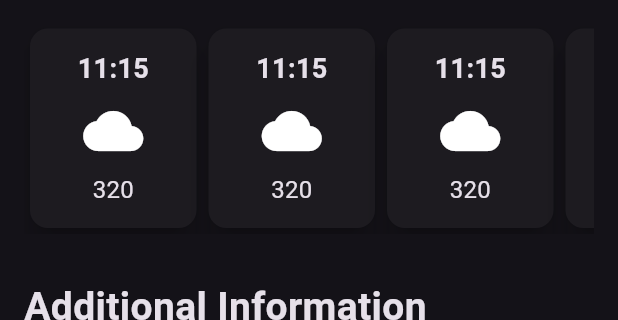
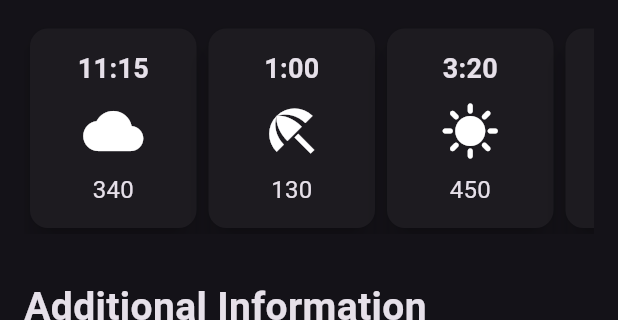
Before and after one commit to SajenTuladhar/Weather_app_flutter, a Flutter app: the screen it shows after launch, on a phone screen of 412 x 824 dp, the part 531-851 px from its top. Run offline on Flutter 3.47's test engine with Material 3 defaults, Android fonts, the phone set to English and light mode, and no system bars; statements that could not run were skipped.

Commit message:
clean code with constructor

```diff
--- a/lib/card.dart
+++ b/lib/card.dart
@@ -2,22 +2,30 @@ import 'package:flutter/material.dart';
 
 //weather forecast card widget
 class HourlyForecast extends StatelessWidget {
-  const HourlyForecast({super.key});
+  final String time;
+  final IconData icon ;
+  final String temperature ;
+  const HourlyForecast({
+    super.key,
+    required this.time,
+    required this.icon,
+    required this.temperature,
+  });
 
   @override
   Widget build(BuildContext context) {
-    return const SizedBox(width: 119,
+    return  SizedBox(width: 119,
                 child: Card(
                   elevation: 8,
                   child: Padding(
-                    padding: EdgeInsets.all(14.0),
+                    padding: const EdgeInsets.all(14.0),
                     child: Column(
                       children: [
-                        Text('11:15',style: TextStyle(fontSize: 18, fontWeight: FontWeight.bold)),
-                        SizedBox(height: 8,),
-                        Icon(Icons.cloud,size: 40,),
-                        SizedBox(height: 8,),
-                        Text('320',style: TextStyle(fontSize: 16,),),
+                        Text( time ,style: const TextStyle(fontSize: 18, fontWeight: FontWeight.bold)),
+                       const  SizedBox(height: 8,),
+                        Icon(icon,size: 40,),
+                        const SizedBox(height: 8,),
+                        Text(temperature,style: const TextStyle(fontSize: 16,),),
                       ],
                     ),
                   ),
--- a/lib/home_page.dart
+++ b/lib/home_page.dart
@@ -88,12 +88,23 @@ class _HomePageState extends State<Home> {
               child:  Row(
                 children: [
                   //forecast cards
-                  HourlyForecast(),
-                  HourlyForecast(),
-                  HourlyForecast(),
-                  HourlyForecast(),
-                  HourlyForecast(),
-                  HourlyForecast(),
+                  HourlyForecast(
+                    time: '11:15',icon: Icons.cloud,temperature: '340',),
+                  HourlyForecast(
+                    time: '1:00',icon: Icons.beach_access,temperature: '130',
+                  ),
+                  HourlyForecast(
+                    time: '3:20',icon: Icons.sunny,temperature: '450',
+                  ),
+                  HourlyForecast(
+                    time: '4:50',icon: Icons.sunny,temperature: '460',
+                  ),
+                  HourlyForecast(
+                    time: '6:15',icon: Icons.cloudy_snowing,temperature: '90',
+                  ),
+                  HourlyForecast(
+                    time: '7:05',icon: Icons.sunny,temperature: '440',
+                  ),
                 ],
               ),
             ),
@@ -111,9 +122,21 @@ class _HomePageState extends State<Home> {
             const Row(
               mainAxisAlignment: MainAxisAlignment.spaceAround,
               children: [
-                AdditionalInfo(),
-                AdditionalInfo(),
-                AdditionalInfo(),
+                AdditionalInfo(
+                  icon: Icons.water_drop_outlined,
+                  data: 'Humidity',
+                  value: '91',
+                ),
+                AdditionalInfo(
+                   icon: Icons.air,
+                  data: 'Wind Speed',
+                  value: '7.5',
+                ),
+                AdditionalInfo(
+                   icon: Icons.keyboard_double_arrow_down,
+                  data: 'pressure',
+                  value: '1000',
+                ),
 
               ],
             )
```
Also changed, not shown: lib/additional _info.dart (+12 -6 lines).
